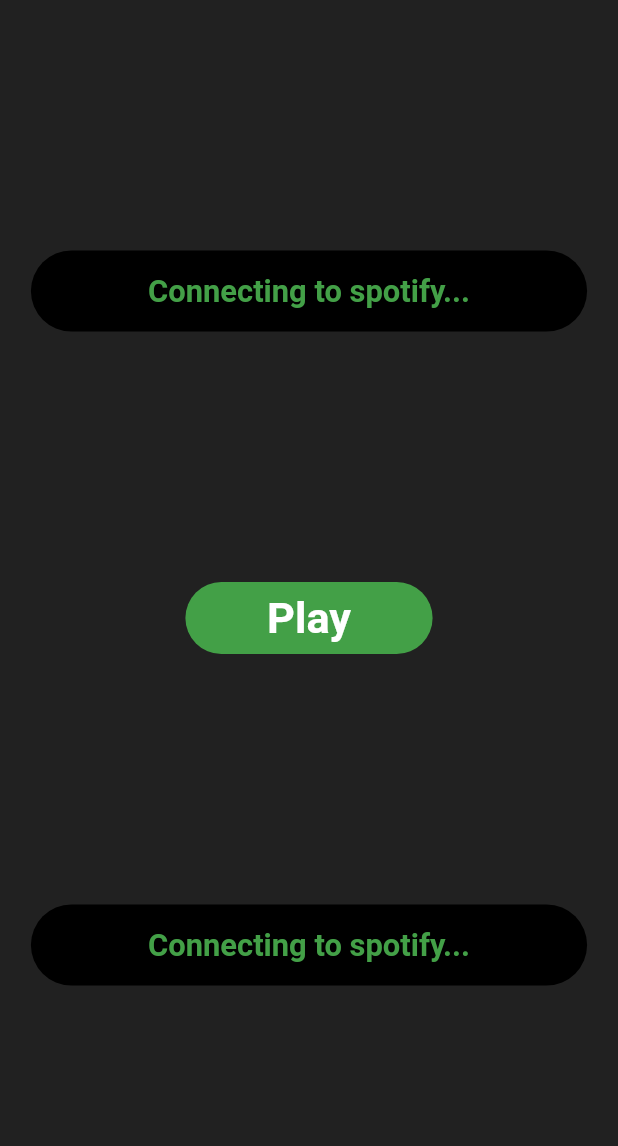
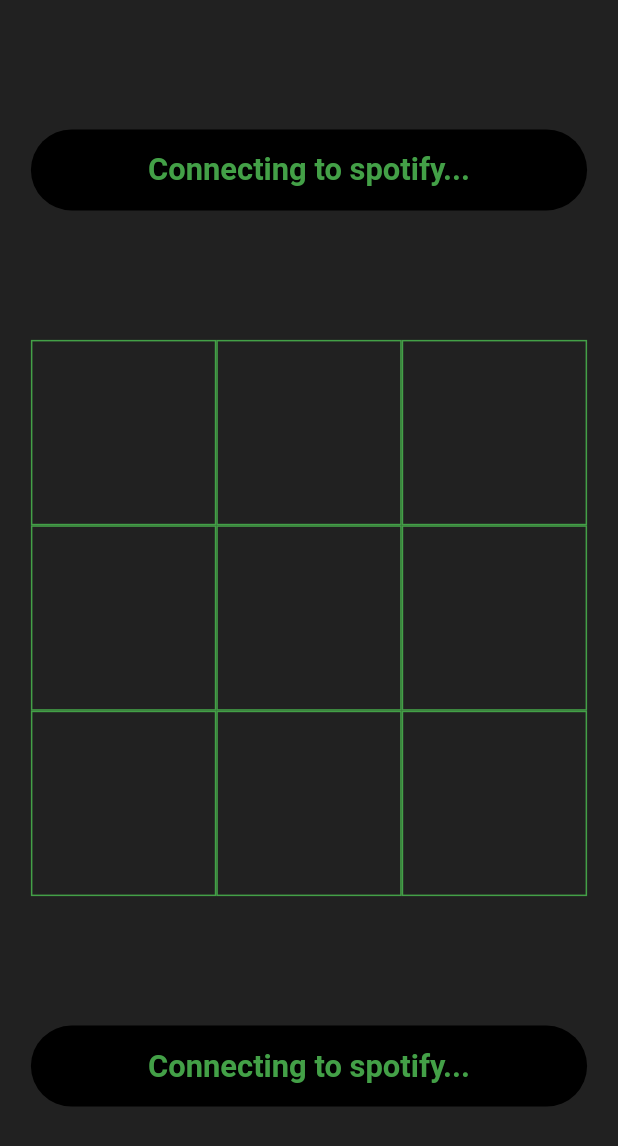
Before and after one commit to Nakul-D/Spotify-Tic-Tac-Toe, a Flutter app: the screen it shows after launch, after a tap on "Play", on a phone screen of 412 x 824 dp. Shown: the top 1146 px of the screen. Run offline on Flutter 3.47's test engine with Material 2 defaults, Android fonts, the phone set to English and light mode, and no system bars; our stand-ins replace flutter_bloc; missing offline and left inert: spotify_sdk.

Commit message:
Game widget added

```diff
--- /dev/null
+++ b/app/lib/gameWidgets/gameGrid.dart
@@ -0,0 +1,76 @@
+import 'package:flutter/material.dart';
+
+class GameGrid extends StatefulWidget {
+
+  final double width;
+  final double height;
+
+  const GameGrid({
+    required this.width,
+    required this.height,
+    Key? key
+  }) : super(key: key);
+
+  @override
+  _GameGridState createState() => _GameGridState();
+}
+
+class _GameGridState extends State<GameGrid> {
+
+  List gameState = [" ", " ", " ", " ", " ", " ", " ", " ", " "];
+
+  // This function will return X and O based on the rawText
+  String gridText(String rawText) {
+    if (rawText == "x") {
+      return "╳";
+    } else if (rawText == "o"){
+      return  "O";
+    } else {
+      return " ";
+    }
+  }
+
+  // This function will display a grid item and
+  // Will validate and pass input into the bloc
+  Widget gridItem(index) {
+    return GestureDetector(
+      child: Container(
+        alignment: Alignment.center,
+        child: Text(
+          gridText(gameState[index]),
+          style: TextStyle(
+            color: Colors.green[600],
+            fontSize: widget.width * 0.2,
+            fontWeight: FontWeight.bold
+          ),
+        ),
+        decoration: BoxDecoration(
+          border: Border.all(color: Colors.green[600]!)
+        ),
+      ),
+      onTap: () {
+        if (gameState[index] == " ") {
+          setState(() {
+            gameState[index] = "x";
+          });
+        }
+      },
+    );
+  }
+
+  @override
+  Widget build(BuildContext context) {
+    return Container(
+      width: widget.width * 0.9,
+      height: widget.width * 0.9,
+      child: GridView.builder(
+        itemCount: 9,
+        physics: NeverScrollableScrollPhysics(),
+        gridDelegate: SliverGridDelegateWithFixedCrossAxisCount(crossAxisCount: 3),
+        itemBuilder: (context, index) {
+          return gridItem(index);
+        }
+      ),
+    );
+  }
+}
--- /dev/null
+++ b/app/lib/gameWidgets/gameWidget.dart
@@ -0,0 +1,62 @@
+import 'package:app/gameWidgets/gameGrid.dart';
+import 'package:flutter/material.dart';
+
+class GameWidget extends StatefulWidget {
+
+  final double width;
+  final double height;
+
+  const GameWidget({
+    required this.width,
+    required this.height,
+    Key? key
+  }) : super(key: key);
+
+  @override
+  _GameWidgetState createState() => _GameWidgetState();
+}
+
+class _GameWidgetState extends State<GameWidget> {
+
+  bool playing = false;
+
+  @override
+  Widget build(BuildContext context) {
+    if (playing) {
+      return GameGrid(
+        width: widget.width,
+        height: widget.height,
+      );
+    } else {
+      return Column(
+        mainAxisAlignment: MainAxisAlignment.center,
+        children: [
+          GestureDetector(
+            child: Container(
+              width: widget.width * 0.4,
+              alignment: Alignment.center,
+              padding: EdgeInsets.only(top: 7.0, bottom: 7.0),
+              child: Text(
+                "Play",
+                style: TextStyle(
+                  color: Colors.white,
+                  fontSize: widget.width * 0.07,
+                  fontWeight: FontWeight.bold,
+                ),
+              ),
+              decoration: BoxDecoration(
+                color: Colors.green[600],
+                borderRadius: BorderRadius.circular(100.0),
+              ),
+            ),
+            onTap: () {
+              setState(() {
+                playing = true;
+              });
+            },
+          ),
+        ],
+      );
+    }
+  }
+}
--- a/app/lib/screens/homeScreen.dart
+++ b/app/lib/screens/homeScreen.dart
@@ -1,9 +1,10 @@
-import 'package:app/widgets/trackPanel.dart';
 import 'package:flutter/material.dart';
 import 'package:app/logic/spotifyBloc.dart';
 import 'package:app/logic/spotifyEvents.dart';
-import 'package:app/widgets/connecting.dart';
-import 'package:app/widgets/musicController.dart';
+import 'package:app/gameWidgets/gameWidget.dart';
+import 'package:app/musicWidgets/connecting.dart';
+import 'package:app/musicWidgets/trackPanel.dart';
+import 'package:app/musicWidgets/musicController.dart';
 import 'package:spotify_sdk/models/connection_status.dart';
 
 class HomeScreen extends StatefulWidget {
@@ -51,27 +52,11 @@ class _HomeScreenState extends State<HomeScreen> {
                     height: height,
                     spotifyController: spotifyController,
                   ) : Connecting(width: width, height: height),
-                  GestureDetector(
-                    child: Container(
-                      alignment: Alignment.center,
-                      padding: EdgeInsets.only(top: 7.0, bottom: 7.0),
-                      width: width * 0.4,
-                      child: Text(
-                        "Play",
-                        style: TextStyle(
-                          color: Colors.white,
-                          fontSize: width * 0.07,
-                          fontWeight: FontWeight.bold,
-                        ),
-                      ),
-                      decoration: BoxDecoration(
-                        color: Colors.green[600],
-                        borderRadius: BorderRadius.circular(100.0),
-                      ),
-                    ),
-                    onTap: () {
-                      print("PlayScreen");
-                    },
+                  // This widget will handle the game
+                  Container(
+                    width: width * 0.9,
+                    height: width * 0.9,
+                    child: GameWidget(width: width, height: height)
                   ),
                   // If connected display music controller else display connecting
                   connected ? MusicController(
```
Also changed, not shown: app/lib/musicWidgets/albumsPanel.dart (renamed from app/lib/widgets/albumsPanel.dart), app/lib/musicWidgets/connecting.dart (renamed from app/lib/widgets/connecting.dart), app/lib/musicWidgets/musicController.dart (renamed from app/lib/widgets/musicController.dart), app/lib/musicWidgets/trackPanel.dart (renamed from app/lib/widgets/trackPanel.dart).
